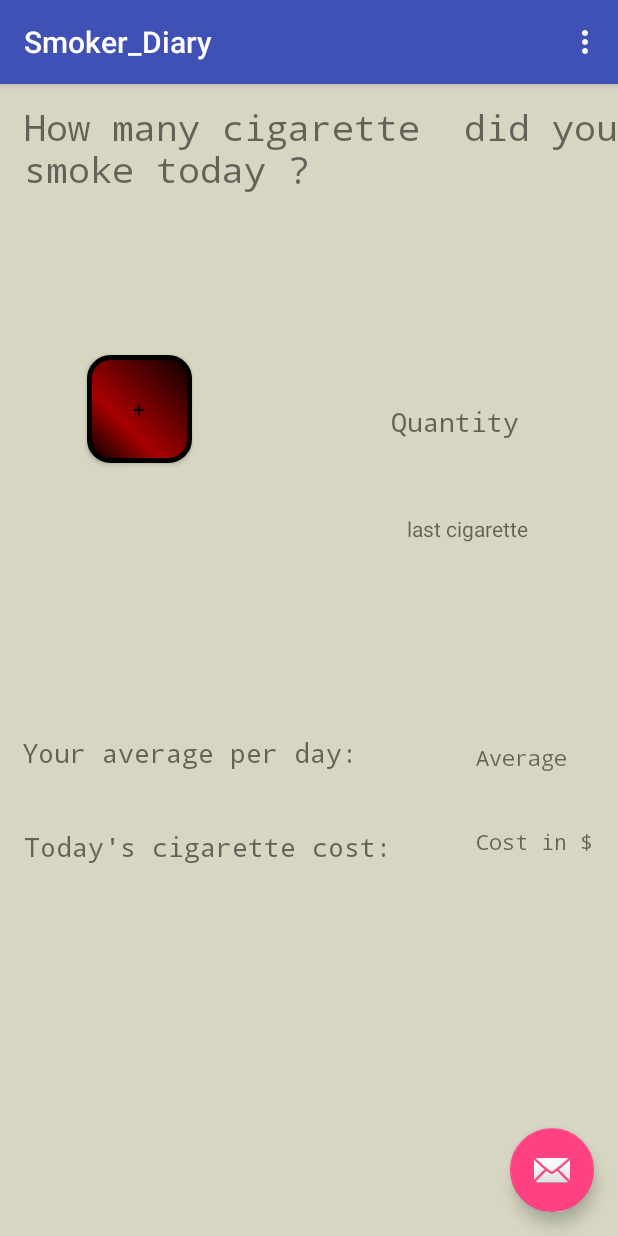
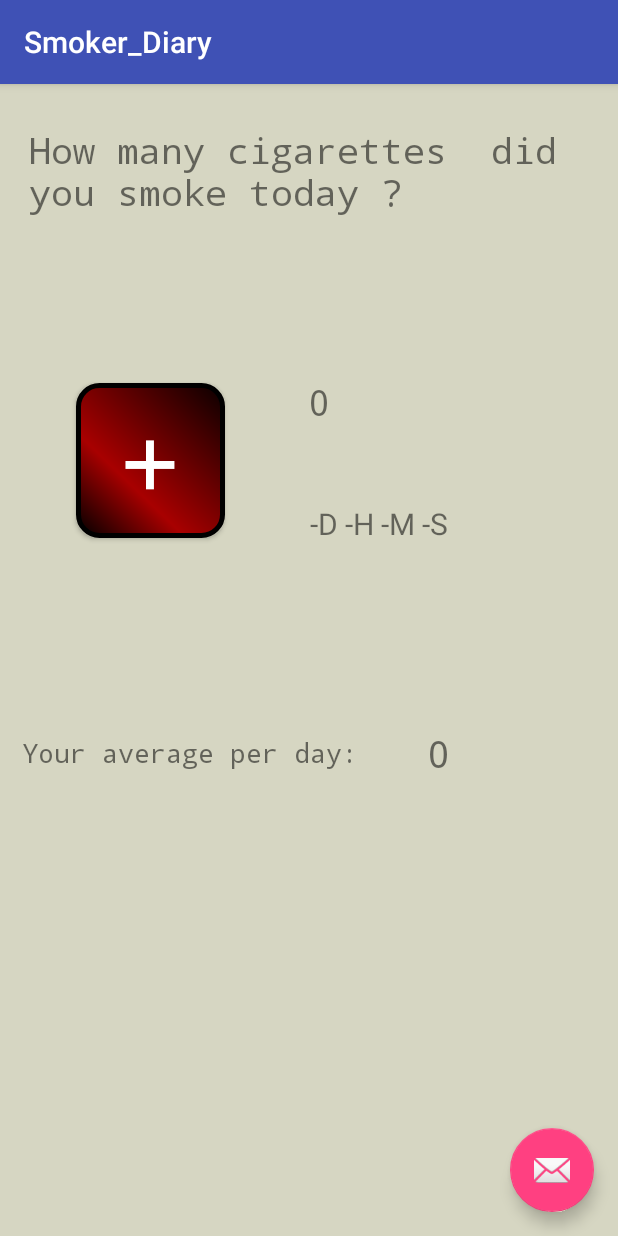
Before and after one commit to sxaxmz/Smoker-Diary, an Android app: the screen it shows after launch (MainActivity), on a phone screen of 412 x 824 dp. Run offline under Robolectric (Android 15) with nearby library versions, the phone set to English and light mode, and no system bars.

Commit message:
UI Modifications, Intent Variables, Local Storage, TimeStamp initialized, initial modification Average calc

```diff
--- a/app/src/main/java/stackstagingcom/firstwebpage3_com/smoker_diary/MainActivity.java
+++ b/app/src/main/java/stackstagingcom/firstwebpage3_com/smoker_diary/MainActivity.java
@@ -15,28 +15,51 @@ import android.view.MenuItem;
 import android.widget.Button;
 import android.widget.ListView;
 import android.widget.TextView;
+import android.widget.Toast;
 
+import java.security.Timestamp;
+import java.text.ParseException;
+import java.text.SimpleDateFormat;
 import java.util.ArrayList;
 import java.util.Date;
 import java.util.List;
 
 public class MainActivity extends AppCompatActivity {
 
+    //SharedPreference references
+    public static final String SHARED_PREFS = "sharedPrefs";
+    public static final String TEXT = "text";
+    public static final String Average = "average";
+    public static final String lastSmoked = "lastSmoked";
+
+    //LoadData variables
+    private String textt;
+    private String timeStamp;
+    private String AverageSmoked;
+
+    //UI components
     Button btnAddSmoked;
     TextView smokedQty;
     TextView smokedSince;
     TextView smokedAverage;
-    TextView txtCost;
     ListView smoked;
+
+    //Variables
+    int average;
     int numberOfCig;
     int previousCig;
     int days = 0;
+
+    String cigTime;
+
     Date startDateValue = new Date();
+    Date endDateValue = new Date();
 
     @Override
     protected void onCreate(Bundle savedInstanceState) {
         super.onCreate(savedInstanceState);
         setContentView(R.layout.activity_main);
+
 
 
 
@@ -57,47 +80,25 @@ public class MainActivity extends AppCompatActivity {
         smokedQty = (TextView)findViewById(R.id.qty1);
         btnAddSmoked = (Button)findViewById(R.id.btnSmoked);
         smokedSince = (TextView)findViewById(R.id.smokedSince);
-        smokedAverage = (TextView)findViewById(R.id.average);
-        txtCost = (TextView)findViewById(R.id.txtCost);
+        smokedAverage = (TextView)findViewById(R.id.smokedAverage);
 
 
         btnAddSmoked.setOnClickListener(new View.OnClickListener () {
             @Override
             public void onClick(View view) {
                 addSmoked();
+
             }
         });
 
+        loadData();
+        updateView();
     }
 
-    @Override
-    public boolean onCreateOptionsMenu(Menu menu) {
-        // Inflate the menu; this adds items to the action bar if it is present.
-        getMenuInflater().inflate(R.menu.menu_main, menu);
-        return true;
-    }
 
-    @Override
-    public boolean onOptionsItemSelected(MenuItem item) {
-        // Handle action bar item clicks here. The action bar will
-        // automatically handle clicks on the Home/Up button, so long
-        // as you specify a parent activity in AndroidManifest.xml.
-        int id = item.getItemId();
 
-        //noinspection SimplifiableIfStatement
-        if (id == R.id.action_settings) {
-            return true;
-        }
 
-        return super.onOptionsItemSelected(item);
-    }
 
-    public void timeDifference() {
-        long Time = SystemClock.elapsedRealtime();
-        long difference = SystemClock.elapsedRealtime() - Time;
-
-        smokedSince.setText(String.valueOf(difference));
-    }
 
     public void addSmoked () {
         numberOfCig = 1 + numberOfCig;
@@ -106,27 +107,111 @@ public class MainActivity extends AppCompatActivity {
 
         if (numberOfCig == 0) {
             smokedSince.setText("0 minutes");
-        } else if (previousCig > numberOfCig){
-            timeDifference();
         }
 
         previousCig = numberOfCig;
+
+        Toast.makeText(this, "Added!", Toast.LENGTH_SHORT).show();
+
+        saveData();
+        lastCig();
     }
 
     public void calcAverage (int numOfCig) {
         if (days == 0) {
             smokedAverage.setText(String.valueOf(numOfCig));
+            average = Integer.parseInt(smokedAverage.getText().toString());
         } else {
-            double average = numOfCig / 24;
+            //lifetime average cigarette
+            average = numOfCig / days;
             smokedAverage.setText(String.valueOf(average));
         }
     }
 
     public void showListView () {
-        Intent intent = new Intent(this, lis_view.class);
-        intent.putExtra("numOfCig", numberOfCig);
-        startActivity(intent);
+        Intent listView = new Intent(this, lis_view.class);
+        listView.putExtra("numOfCig", numberOfCig);
+        listView.putExtra("timeStamp", cigTime);
+        startActivity(listView);
+    }
+
+    public void saveData () {
+        SharedPreferences sp = getSharedPreferences(SHARED_PREFS, MODE_PRIVATE);
+        SharedPreferences.Editor editor = sp.edit();
+
+        editor.putString(TEXT, Integer.toString(numberOfCig));
+        editor.putString(Average, String.valueOf(average));
+        editor.putString(lastSmoked, smokedSince.getText().toString());
+
+        editor.apply();
+
+    }
+
+    public void loadData () {
+        SharedPreferences sp = getSharedPreferences(SHARED_PREFS, MODE_PRIVATE);
+        textt = sp.getString(TEXT, "0");
+        AverageSmoked = sp.getString(Average, "0");
+        timeStamp = sp.getString(lastSmoked, "-D -H -M -S");
+        numberOfCig = Integer.parseInt(textt);
+    }
+
+    public void updateView (){
+        smokedQty.setText(textt);
+        smokedSince.setText(timeStamp);
+        smokedAverage.setText(AverageSmoked);
+    }
+
+    public void lastCig () {
+        startDateValue.getTime();
+        endDateValue.setTime(1527672629000L);
+
+        printDifference(startDateValue, endDateValue);
+
+        endDateValue = startDateValue;
+
     }
 
 
+    public void printDifference(Date startDate, Date endDate){
+
+        //milliseconds
+        long different = endDate.getTime() - startDate.getTime();
+
+
+        //1 minute = 60 seconds
+        //1 hour = 60 x 60 = 3600
+        //1 day = 3600 x 24 = 86400
+
+        long secondsInMilli = 1000;
+        long minutesInMilli = secondsInMilli * 60;
+        long hoursInMilli = minutesInMilli * 60;
+        long daysInMilli = hoursInMilli * 24;
+
+        long elapsedDays = different / daysInMilli;
+        different = different % daysInMilli;
+
+        long elapsedHours = different / hoursInMilli;
+        different = different % hoursInMilli;
+
+        long elapsedMinutes = different / minutesInMilli;
+        different = different % minutesInMilli;
+
+        long elapsedSeconds = different / secondsInMilli;
+
+        smokedSince.setText(
+                Long.toString(Math.abs(elapsedDays)) +" D " + Long.toString(Math.abs(elapsedHours)) + " H " +
+                        Long.toString(Math.abs(elapsedMinutes)) + " M " + Long.toString(Math.abs(elapsedSeconds)) + " S "
+        );
+
+        cigTime = Long.toString(Math.abs(elapsedHours)) + " : " + Long.toString(Math.abs(elapsedMinutes));
+
+
+
+        System.out.printf(
+                "%d days, %d hours, %d minutes, %d seconds%n",
+                elapsedDays,
+                elapsedHours, elapsedMinutes, elapsedSeconds);
+
+    }
+
 }
--- a/app/src/main/java/stackstagingcom/firstwebpage3_com/smoker_diary/lis_view.java
+++ b/app/src/main/java/stackstagingcom/firstwebpage3_com/smoker_diary/lis_view.java
@@ -23,10 +23,10 @@ public class lis_view extends AppCompatActivity  {
         setContentView(R.layout.list_view);
 
         smokedList = (ListView)findViewById(R.id.listSmoked);
-        TextView txtView = (TextView)findViewById(R.id.txtView) ;
 
         Intent intent = getIntent();
         String numOfCig = intent.getStringExtra("numOfCig");
+        String cigTime = intent.getStringExtra("timeStamp");
 
 
     }
--- a/app/src/main/res/layout/content_main.xml
+++ b/app/src/main/res/layout/content_main.xml
@@ -12,70 +12,87 @@
 
     <Button
         android:id="@+id/btnSmoked"
-        android:layout_width="70dp"
-        android:layout_height="72dp"
+        android:layout_width="99dp"
+        android:layout_height="103dp"
         android:layout_marginBottom="8dp"
         android:layout_marginLeft="8dp"
         android:layout_marginRight="8dp"
         android:layout_marginTop="16dp"
         android:background="@drawable/btn_add_background"
+        android:fontFamily="monospace"
         android:text="+"
+        android:textColor="@color/colorPrimaryDark"
+        android:textSize="72sp"
         app:layout_constraintBottom_toBottomOf="parent"
-        app:layout_constraintHorizontal_bias="0.154"
+        app:layout_constraintHorizontal_bias="0.144"
         app:layout_constraintLeft_toLeftOf="parent"
         app:layout_constraintRight_toRightOf="parent"
         app:layout_constraintTop_toTopOf="parent"
-        app:layout_constraintVertical_bias="0.245"
-        />
+        app:layout_constraintVertical_bias="0.286"
+        android:layout_marginStart="8dp"
+        android:layout_marginEnd="8dp" />
 
     <TextView
         android:id="@+id/qty1"
-        android:layout_width="91dp"
-        android:layout_height="31dp"
+        android:layout_width="130dp"
+        android:layout_height="37dp"
         android:layout_marginBottom="8dp"
         android:layout_marginLeft="8dp"
         android:layout_marginRight="8dp"
         android:layout_marginTop="8dp"
         android:fontFamily="monospace"
         android:text="Quantity"
-        android:textSize="18sp"
+        android:textSize="24sp"
         app:layout_constraintBottom_toBottomOf="parent"
-        app:layout_constraintHorizontal_bias="0.83"
+        app:layout_constraintHorizontal_bias="0.743"
         app:layout_constraintLeft_toLeftOf="parent"
         app:layout_constraintRight_toRightOf="parent"
         app:layout_constraintTop_toTopOf="parent"
-        app:layout_constraintVertical_bias="0.284" />
+        app:layout_constraintVertical_bias="0.262"
+        android:layout_marginStart="8dp"
+        android:layout_marginEnd="8dp" />
 
     <TextView
         android:id="@+id/textView1"
-        android:layout_width="wrap_content"
-        android:layout_height="wrap_content"
+        android:layout_width="0dp"
+        android:layout_height="67dp"
         android:fontFamily="monospace"
         android:includeFontPadding="false"
-        android:text="How many cigarette  did you smoke today ?"
+        android:text="How many cigarettes  did you smoke today ?"
         android:textSize="24sp"
         app:layout_constraintTop_toTopOf="parent"
-        android:layout_marginLeft="16dp"
+        android:layout_marginLeft="19dp"
         android:layout_marginTop="16dp"
         app:layout_constraintLeft_toLeftOf="parent"
-        />
+        app:layout_constraintBottom_toBottomOf="parent"
+        android:layout_marginBottom="8dp"
+        app:layout_constraintVertical_bias="0.023"
+        android:layout_marginRight="19dp"
+        app:layout_constraintRight_toRightOf="parent"
+        app:layout_constraintHorizontal_bias="0.573"
+        tools:layout_constraintRight_creator="1"
+        android:layout_marginStart="19dp"
+        android:layout_marginEnd="19dp"
+        tools:layout_constraintLeft_creator="1" />
 
     <TextView
         android:id="@+id/smokedSince"
-        android:layout_width="wrap_content"
-        android:layout_height="wrap_content"
+        android:layout_width="189dp"
+        android:layout_height="49dp"
+        android:layout_marginBottom="8dp"
+        android:layout_marginLeft="8dp"
+        android:layout_marginRight="8dp"
+        android:layout_marginTop="8dp"
         android:text="last cigarette"
-        android:textSize="14sp"
-        android:layout_marginLeft="8dp"
+        android:textSize="20sp"
+        app:layout_constraintBottom_toBottomOf="parent"
+        app:layout_constraintHorizontal_bias="0.962"
         app:layout_constraintLeft_toLeftOf="parent"
-        android:layout_marginRight="8dp"
         app:layout_constraintRight_toRightOf="parent"
         app:layout_constraintTop_toTopOf="parent"
-        android:layout_marginTop="8dp"
-        app:layout_constraintBottom_toBottomOf="parent"
-        android:layout_marginBottom="8dp"
-        app:layout_constraintHorizontal_bias="0.835"
-        app:layout_constraintVertical_bias="0.38" />
+        app:layout_constraintVertical_bias="0.386"
+        android:layout_marginStart="8dp"
+        android:layout_marginEnd="8dp" />
 
     <TextView
         android:id="@+id/textView3"
@@ -93,60 +110,29 @@
         app:layout_constraintLeft_toLeftOf="parent"
         app:layout_constraintRight_toRightOf="parent"
         app:layout_constraintTop_toTopOf="parent"
-        app:layout_constraintVertical_bias="0.585" />
+        app:layout_constraintVertical_bias="0.585"
+        android:layout_marginStart="8dp"
+        android:layout_marginEnd="8dp" />
 
     <TextView
-        android:id="@+id/average"
-        android:layout_width="wrap_content"
-        android:layout_height="wrap_content"
+        android:id="@+id/smokedAverage"
+        android:layout_width="119dp"
+        android:layout_height="45dp"
         android:layout_marginBottom="8dp"
         android:layout_marginLeft="8dp"
         android:layout_marginRight="8dp"
         android:layout_marginTop="8dp"
         android:fontFamily="monospace"
         android:text="Average"
-        android:textSize="14sp"
+        android:textSize="25sp"
         app:layout_constraintBottom_toBottomOf="parent"
-        app:layout_constraintHorizontal_bias="0.922"
+        app:layout_constraintHorizontal_bias="1.0"
         app:layout_constraintLeft_toLeftOf="parent"
         app:layout_constraintRight_toRightOf="parent"
         app:layout_constraintTop_toTopOf="parent"
-        app:layout_constraintVertical_bias="0.589" />
+        app:layout_constraintVertical_bias="0.595"
+        android:layout_marginStart="8dp"
+        android:layout_marginEnd="8dp" />
 
-    <TextView
-        android:id="@+id/textView2"
-        android:layout_width="wrap_content"
-        android:layout_height="wrap_content"
-        android:layout_marginBottom="8dp"
-        android:layout_marginLeft="16dp"
-        android:layout_marginRight="8dp"
-        android:layout_marginTop="8dp"
-        android:fontFamily="monospace"
-        android:text="Today's cigarette cost:"
-        android:textSize="18sp"
-        app:layout_constraintBottom_toBottomOf="parent"
-        app:layout_constraintHorizontal_bias="0.0"
-        app:layout_constraintLeft_toLeftOf="parent"
-        app:layout_constraintRight_toRightOf="parent"
-        app:layout_constraintTop_toTopOf="parent"
-        app:layout_constraintVertical_bias="0.671" />
-
-    <TextView
-        android:id="@+id/txtCost"
-        android:layout_width="wrap_content"
-        android:layout_height="wrap_content"
-        android:layout_marginBottom="8dp"
-        android:layout_marginLeft="8dp"
-        android:layout_marginRight="8dp"
-        android:layout_marginTop="8dp"
-        android:fontFamily="monospace"
-        android:text="Cost in $"
-        android:textSize="14sp"
-        app:layout_constraintBottom_toBottomOf="parent"
-        app:layout_constraintHorizontal_bias="0.972"
-        app:layout_constraintLeft_toLeftOf="parent"
-        app:layout_constraintRight_toRightOf="parent"
-        app:layout_constraintTop_toTopOf="parent"
-        app:layout_constraintVertical_bias="0.665" />
 
 </android.support.constraint.ConstraintLayout>
--- a/app/src/main/res/values/colors.xml
+++ b/app/src/main/res/values/colors.xml
@@ -1,6 +1,6 @@
 <?xml version="1.0" encoding="utf-8"?>
 <resources>
     <color name="colorPrimary">#3F51B5</color>
-    <color name="colorPrimaryDark">#303F9F</color>
+    <color name="colorPrimaryDark">#ffffff</color>
     <color name="colorAccent">#FF4081</color>
 </resources>
```
Also changed, not shown: app/src/main/res/layout/list_view.xml (+4 -19 lines), 1 other file.
